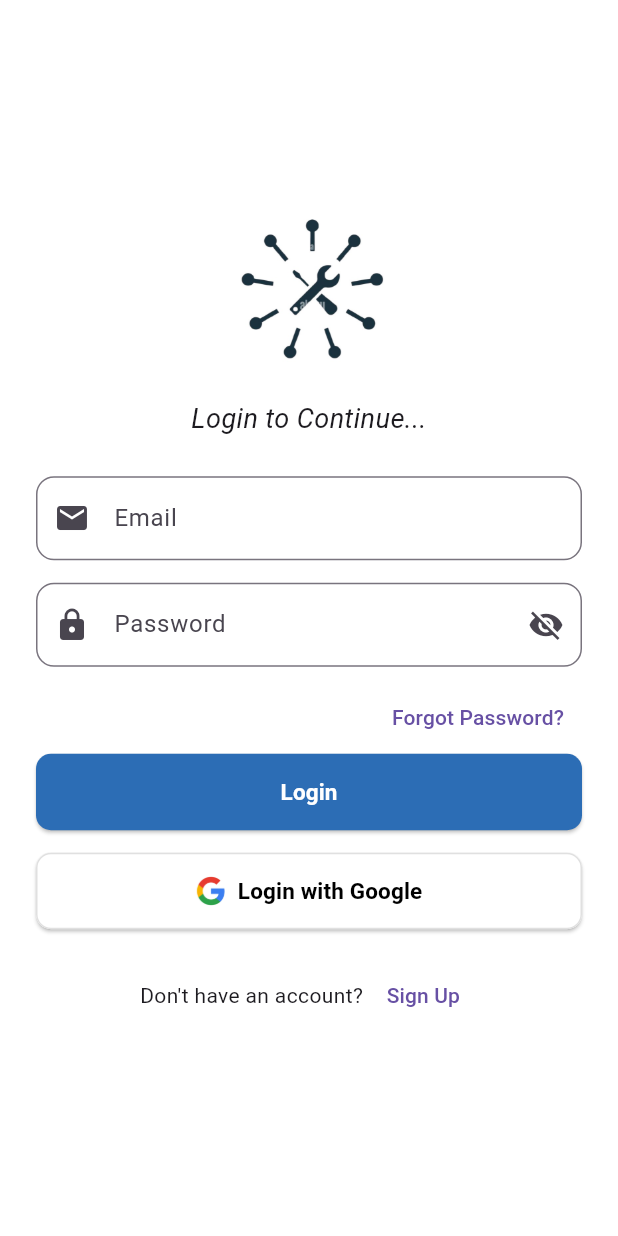
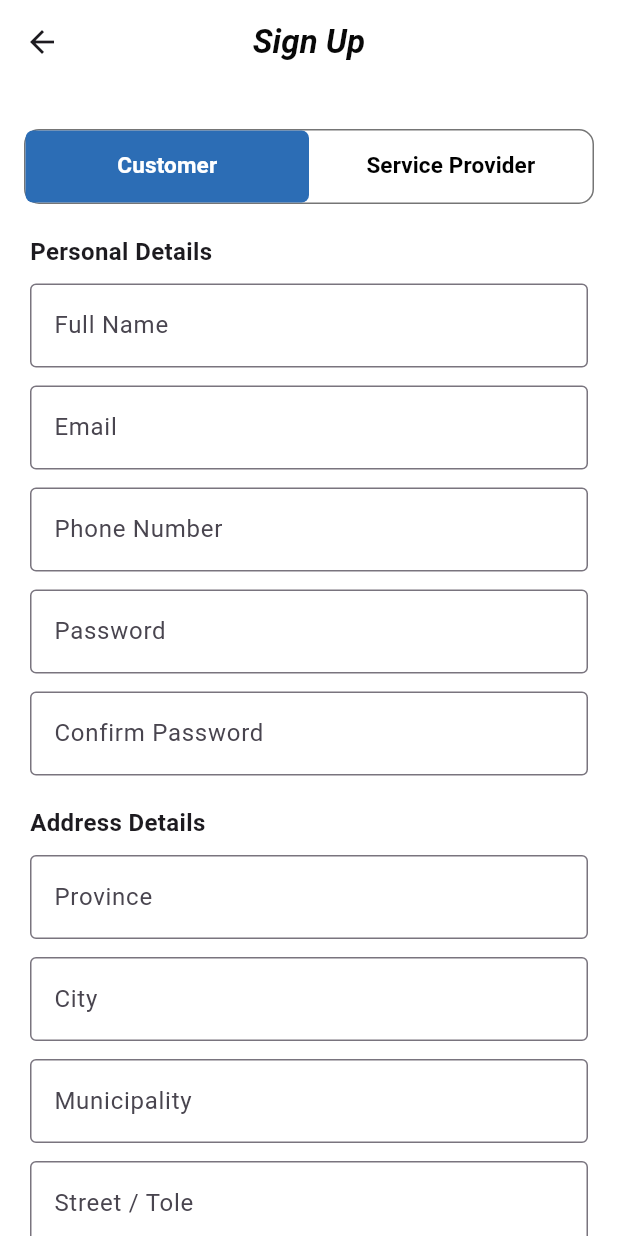
Before and after one commit to thakurnagendra/HomiPro, a Flutter app: the screen it shows after launch, after a tap on "Sign Up", on a phone screen of 412 x 824 dp. Run offline on Flutter 3.47's test engine with Material 3 defaults, Android fonts, the phone set to English and light mode, and no system bars; our stand-ins replace get.

Commit message:
signup screen designed

```diff
--- a/lib/Screens/AuthScreen/LoginScreen.dart
+++ b/lib/Screens/AuthScreen/LoginScreen.dart
@@ -1,5 +1,6 @@
 import 'package:flutter/material.dart';
 import 'package:get/get.dart';
+import 'package:homipro/Screens/AuthScreen/SignUpScreen.dart';
 
 class LoginController extends GetxController {
   var obscurePassword = true.obs;
@@ -33,8 +34,7 @@ class LoginScreen extends GetView<LoginController> {
                 const SizedBox(height: 25),
                 TextFormField(
                   decoration: InputDecoration(
-                    labelText: 'Email',
-                    prefixIcon: const Icon(Icons.email),
+                    labelText: 'Mobile Number / Email',
                     border: OutlineInputBorder(
                       borderRadius: BorderRadius.circular(12),
                     ),
@@ -48,7 +48,6 @@ class LoginScreen extends GetView<LoginController> {
                     obscureText: controller.obscurePassword.value,
                     decoration: InputDecoration(
                       labelText: 'Password',
-                      prefixIcon: const Icon(Icons.lock),
                       border: OutlineInputBorder(
                         borderRadius: BorderRadius.circular(12),
                       ),
@@ -129,7 +128,12 @@ class LoginScreen extends GetView<LoginController> {
                   mainAxisAlignment: MainAxisAlignment.center,
                   children: [
                     const Text("Don't have an account? "),
-                    TextButton(onPressed: () {}, child: const Text('Sign Up')),
+                    TextButton(
+                      onPressed: () {
+                        Get.to(() => const SignUpScreen());
+                      },
+                      child: const Text('Sign Up'),
+                    ),
                   ],
                 ),
               ],
--- /dev/null
+++ b/lib/Screens/AuthScreen/SignUpScreen.dart
@@ -0,0 +1,459 @@
+import 'package:flutter/material.dart';
+
+class SignUpScreen extends StatelessWidget {
+  const SignUpScreen({Key? key}) : super(key: key);
+
+  @override
+  Widget build(BuildContext context) {
+    return DefaultTabController(
+      length: 2,
+      child: Scaffold(
+        backgroundColor: const Color(0xFFFFFFFF),
+        appBar: AppBar(
+          backgroundColor: const Color(0xFFFFFFFF),
+          centerTitle: true,
+          elevation: 0,
+          title: const Text(
+            "Sign Up",
+            style: TextStyle(
+              color: Color.fromARGB(255, 8, 8, 8),
+              fontStyle: FontStyle.italic,
+              fontWeight: FontWeight.bold,
+            ),
+          ),
+          bottom: PreferredSize(
+            preferredSize: Size.fromHeight(80),
+            child: Container(
+              height: 50,
+              width: double.infinity,
+              margin: const EdgeInsets.symmetric(horizontal: 16),
+              decoration: BoxDecoration(
+                color: Colors.white,
+                borderRadius: BorderRadius.circular(10),
+                border: Border.all(color: Colors.black54),
+              ),
+              child: TabBar(
+                labelColor: Colors.white,
+                unselectedLabelColor: Colors.black,
+                indicatorSize: TabBarIndicatorSize.tab,
+                dividerColor: Colors.transparent,
+                indicator: BoxDecoration(
+                  borderRadius: BorderRadius.circular(5),
+                  color: Color(0xFF2C6DB5),
+                ),
+                tabs: const [
+                  Tab(
+                    child: Text(
+                      "Customer",
+                      style: TextStyle(
+                        fontSize: 15,
+                        fontWeight: FontWeight.bold,
+                      ),
+                    ),
+                  ),
+                  Tab(
+                    child: Text(
+                      "Service Provider",
+                      style: TextStyle(
+                        fontSize: 15,
+                        fontWeight: FontWeight.bold,
+                      ),
+                    ),
+                  ),
+                ],
+              ),
+            ),
+          ),
+        ),
+        body: TabBarView(
+          children: [
+            // Customer Tab
+            SingleChildScrollView(
+              child: Padding(
+                padding: const EdgeInsets.all(20.0),
+                child: Column(
+                  crossAxisAlignment: CrossAxisAlignment.stretch,
+                  children: [
+                    Text(
+                      "Personal Details",
+                      style: TextStyle(
+                        fontSize: 16,
+                        fontWeight: FontWeight.bold,
+                      ),
+                    ),
+                    SizedBox(height: 10),
+                    TextField(
+                      decoration: InputDecoration(
+                        labelText: "Full Name",
+                        border: OutlineInputBorder(),
+                      ),
+                    ),
+                    SizedBox(height: 12),
+                    TextField(
+                      decoration: InputDecoration(
+                        labelText: "Email",
+                        border: OutlineInputBorder(),
+                      ),
+                    ),
+                    SizedBox(height: 12),
+                    TextField(
+                      decoration: InputDecoration(
+                        labelText: "Phone Number",
+                        border: OutlineInputBorder(),
+                      ),
+                    ),
+                    SizedBox(height: 12),
+                    TextField(
+                      obscureText: true,
+                      decoration: InputDecoration(
+                        labelText: "Password",
+                        border: OutlineInputBorder(),
+                      ),
+                    ),
+                    SizedBox(height: 12),
+                    TextField(
+                      obscureText: true,
+                      decoration: InputDecoration(
+                        labelText: "Confirm Password",
+                        border: OutlineInputBorder(),
+                      ),
+                    ),
+                    SizedBox(height: 20),
+                    Text(
+                      "Address Details",
+                      style: TextStyle(
+                        fontSize: 16,
+                        fontWeight: FontWeight.bold,
+                      ),
+                    ),
+                    SizedBox(height: 10),
+                    TextField(
+                      decoration: InputDecoration(
+                        labelText: "Province",
+                        border: OutlineInputBorder(),
+                      ),
+                    ),
+                    SizedBox(height: 12),
+                    TextField(
+                      decoration: InputDecoration(
+                        labelText: "City",
+                        border: OutlineInputBorder(),
+                      ),
+                    ),
+                    SizedBox(height: 12),
+                    TextField(
+                      decoration: InputDecoration(
+                        labelText: "Municipality",
+                        border: OutlineInputBorder(),
+                      ),
+                    ),
+                    SizedBox(height: 12),
+                    TextField(
+                      decoration: InputDecoration(
+                        labelText: "Street / Tole",
+                        border: OutlineInputBorder(),
+                      ),
+                    ),
+                  ],
+                ),
+              ),
+            ),
+
+            // Service Provider Tab
+            SingleChildScrollView(
+              child: Padding(
+                padding: const EdgeInsets.all(20.0),
+                child: Column(
+                  crossAxisAlignment: CrossAxisAlignment.stretch,
+                  children: [
+                    Text(
+                      "Personal Details",
+                      style: TextStyle(
+                        fontSize: 16,
+                        fontWeight: FontWeight.bold,
+                      ),
+                    ),
+                    SizedBox(height: 10),
+                    TextField(
+                      decoration: InputDecoration(
+                        labelText: "Full Name",
+                        border: OutlineInputBorder(),
+                      ),
+                    ),
+                    SizedBox(height: 12),
+                    TextField(
+                      decoration: InputDecoration(
+                        labelText: "Email",
+                        border: OutlineInputBorder(),
+                      ),
+                    ),
+                    SizedBox(height: 12),
+                    TextField(
+                      decoration: InputDecoration(
+                        labelText: "Phone Number",
+                        border: OutlineInputBorder(),
+                      ),
+                    ),
+                    SizedBox(height: 12),
+                    TextField(
+                      obscureText: true,
+                      decoration: InputDecoration(
+                        labelText: "Password",
+                        border: OutlineInputBorder(),
+                      ),
+                    ),
+                    SizedBox(height: 12),
+                    TextField(
+                      obscureText: true,
+                      decoration: InputDecoration(
+                        labelText: "Confirm Password",
+                        border: OutlineInputBorder(),
+                      ),
+                    ),
+                    SizedBox(height: 20),
+                    Text(
+                      "Address Details",
+                      style: TextStyle(
+                        fontSize: 16,
+                        fontWeight: FontWeight.bold,
+                      ),
+                    ),
+                    SizedBox(height: 10),
+
+                    TextField(
+                      decoration: InputDecoration(
+                        labelText: "Province",
+                        border: OutlineInputBorder(),
+                      ),
+                    ),
+                    SizedBox(height: 12),
+                    TextField(
+                      decoration: InputDecoration(
+                        labelText: "City",
+                        border: OutlineInputBorder(),
+                      ),
+                    ),
+                    SizedBox(height: 12),
+                    TextField(
+                      decoration: InputDecoration(
+                        labelText: "Municipality",
+                        border: OutlineInputBorder(),
+                      ),
+                    ),
+                    SizedBox(height: 12),
+                    TextField(
+                      decoration: InputDecoration(
+                        labelText: "Street / Tole",
+                        border: OutlineInputBorder(),
+                      ),
+                    ),
+                    SizedBox(height: 20),
+                    Text(
+                      "Service Details",
+                      style: TextStyle(
+                        fontSize: 16,
+                        fontWeight: FontWeight.bold,
+                      ),
+                    ),
+                    SizedBox(height: 10),
+                    DropdownButtonFormField<String>(
+                      items: [
+                        DropdownMenuItem(
+                          value: "Plumber",
+                          child: Text("Plumber"),
+                        ),
+                        DropdownMenuItem(
+                          value: "Electrician",
+                          child: Text("Electrician"),
+                        ),
+                        // Add more services as needed
+                      ],
+                      onChanged: (value) {},
+                      decoration: InputDecoration(
+                        labelText: "Service Type",
+                        border: OutlineInputBorder(),
+                      ),
+                    ),
+                    SizedBox(height: 12),
+                    TextField(
+                      keyboardType: TextInputType.number,
+                      decoration: InputDecoration(
+                        labelText: "Experience (Years)",
+                        border: OutlineInputBorder(),
+                      ),
+                    ),
+                    SizedBox(height: 12),
+                    TextField(
+                      readOnly: true,
+                      onTap: null, // Time picker logic here
+                      decoration: InputDecoration(
+                        labelText: "Available Time (Optional)",
+                        border: OutlineInputBorder(),
+                      ),
+                    ),
+                    SizedBox(height: 20),
+                    Text(
+                      "Documents Detail",
+                      style: TextStyle(
+                        fontSize: 16,
+                        fontWeight: FontWeight.bold,
+                      ),
+                    ),
+                    SizedBox(height: 10),
+                    TextField(
+                      decoration: InputDecoration(
+                        labelText: "Citizenship Number",
+                        border: OutlineInputBorder(),
+                      ),
+                    ),
+                    SizedBox(height: 12),
+                    InkWell(
+                      onTap: () {},
+                      borderRadius: BorderRadius.circular(10),
+                      child: Container(
+                        height: 50,
+                        padding: EdgeInsets.symmetric(horizontal: 16),
+                        decoration: BoxDecoration(
+                          borderRadius: BorderRadius.circular(10),
+                          border: Border.all(color: Colors.blueAccent),
+                          color: Colors.blue.shade50,
+                          boxShadow: [
+                            BoxShadow(
+                              color: Colors.black12,
+                              blurRadius: 4,
+                              offset: Offset(0, 2),
+                            ),
+                          ],
+                        ),
+                        child: Row(
+                          children: [
+                            Icon(Icons.upload_file, color: Colors.blueAccent),
+                            SizedBox(width: 12),
+                            Text(
+                              "Upload Profile Picture (Optional)",
+                              style: TextStyle(
+                                color: Colors.blueAccent,
+                                fontWeight: FontWeight.w600,
+                                fontSize: 16,
+                              ),
+                            ),
+                          ],
+                        ),
+                      ),
+                    ),
+                    SizedBox(height: 12),
+                    InkWell(
+                      onTap: () {},
+                      borderRadius: BorderRadius.circular(10),
+                      child: Container(
+                        height: 50,
+                        padding: EdgeInsets.symmetric(horizontal: 16),
+                        decoration: BoxDecoration(
+                          borderRadius: BorderRadius.circular(10),
+                          border: Border.all(color: Colors.blueAccent),
+                          color: Colors.blue.shade50,
+                          boxShadow: [
+                            BoxShadow(
+                              color: Colors.black12,
+                              blurRadius: 4,
+                              offset: Offset(0, 2),
+                            ),
+                          ],
+                        ),
+                        child: Row(
+                          children: [
+                            Icon(Icons.upload_file, color: Colors.blueAccent),
+                            SizedBox(width: 12),
+                            Text(
+                              "Upload License / Certificate",
+                              style: TextStyle(
+                                color: Colors.blueAccent,
+                                fontWeight: FontWeight.w600,
+                                fontSize: 16,
+                              ),
+                            ),
+                          ],
+                        ),
+                      ),
+                    ),
+                    SizedBox(height: 12),
+                    InkWell(
+                      onTap: () {},
+                      borderRadius: BorderRadius.circular(10),
+                      child: Container(
+                        height: 50,
+                        padding: EdgeInsets.symmetric(horizontal: 16),
+                        decoration: BoxDecoration(
+                          borderRadius: BorderRadius.circular(10),
+                          border: Border.all(color: Colors.blueAccent),
+                          color: Colors.blue.shade50,
+                          boxShadow: [
+                            BoxShadow(
+                              color: Colors.black12,
+                              blurRadius: 4,
+                              offset: Offset(0, 2),
+                            ),
+                          ],
+                        ),
+                        child: Row(
+                          children: [
+                            Icon(Icons.upload_file, color: Colors.blueAccent),
+                            SizedBox(width: 12),
+                            Text(
+                              "Upload Citizenship (Front Side)",
+                              style: TextStyle(
+                                color: Colors.blueAccent,
+                                fontWeight: FontWeight.w600,
+                                fontSize: 16,
+                              ),
+                            ),
+                          ],
+                        ),
+                      ),
+                    ),
+                    SizedBox(height: 12),
+                    InkWell(
+                      onTap: () {},
+                      borderRadius: BorderRadius.circular(10),
+                      child: Container(
+                        height: 50,
+                        padding: EdgeInsets.symmetric(horizontal: 16),
+                        decoration: BoxDecoration(
+                          borderRadius: BorderRadius.circular(10),
+                          border: Border.all(color: Colors.blueAccent),
+                          color: Colors.blue.shade50,
+                          boxShadow: [
+                            BoxShadow(
+                              color: Colors.black12,
+                              blurRadius: 4,
+                              offset: Offset(0, 2),
+                            ),
+                          ],
+                        ),
+                        child: Row(
+                          children: [
+                            Icon(Icons.upload_file, color: Colors.blueAccent),
+                            SizedBox(width: 12),
+                            Text(
+                              "Upload Citizenship (Back Side)",
+                              style: TextStyle(
+                                color: Colors.blueAccent,
+                                fontWeight: FontWeight.w600,
+                                fontSize: 16,
+                              ),
+                            ),
+                          ],
+                        ),
+                      ),
+                    ),
+                    SizedBox(height: 12),
+                  ],
+                ),
+              ),
+            ),
+          ],
+        ),
+      ),
+    );
+  }
+}
--- a/lib/Screens/WelcomeScreen.dart
+++ b/lib/Screens/WelcomeScreen.dart
@@ -6,7 +6,7 @@ class WelcomeController extends GetxController {
   @override
   void onInit() {
     super.onInit();
-    Future.delayed(const Duration(milliseconds: 5000), () {
+    Future.delayed(const Duration(milliseconds: 3000), () {
       Get.offAll(() => const LoginScreen());
     });
   }
```
Also changed, not shown: lib/Screens/AuthScreen/RegisterScreen.dart (deleted).
